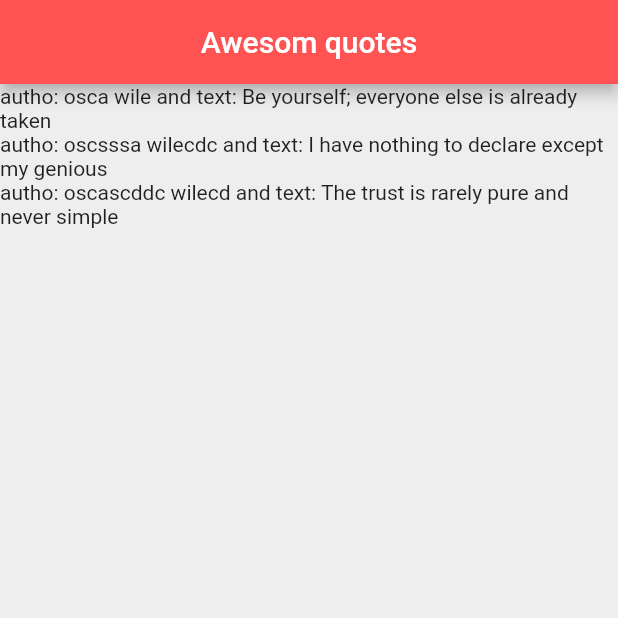
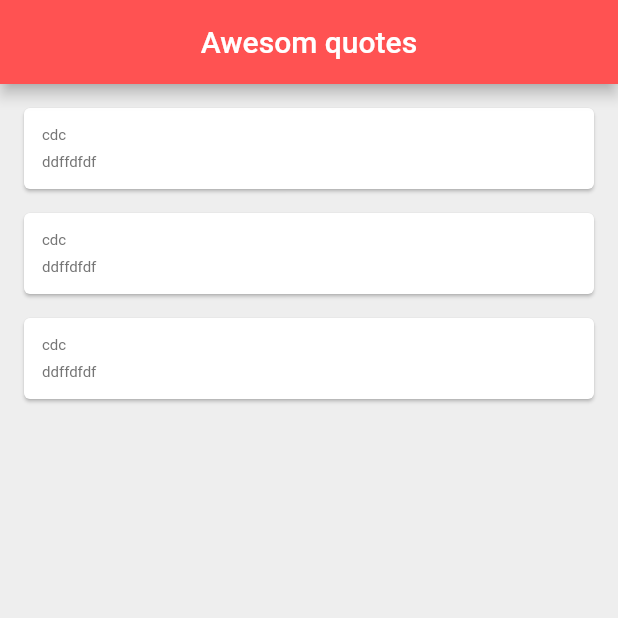
Before and after one commit to randikawann/1stFlutterApp20200405, a Flutter app: the screen it shows after launch, on a phone screen of 412 x 824 dp, the top half of it. Run offline on Flutter 3.47's test engine with Material 2 defaults, Android fonts, the phone set to English and light mode, and no system bars.

Commit message:
screnshots added and error from calling quotes name

```diff
--- a/lib/main.dart
+++ b/lib/main.dart
@@ -13,12 +13,6 @@ class QuoteList extends StatefulWidget {
 
 class _QuoteListState extends State<QuoteList> {
 
-  /*
-  List<String> quotes = [
-    'Be yourself; everyone else is already taken',
-    'I have nothing to declare except my genious',
-    'The trust is rarely pure and never simple'
-  ]; */
 
   List<Quote> quotes = [
     Quote(author: 'osca wile', text: 'Be yourself; everyone else is already taken'),
@@ -26,6 +20,35 @@ class _QuoteListState extends State<QuoteList> {
     Quote(author: 'oscascddc wilecd', text: 'The trust is rarely pure and never simple')
 
   ];
+
+  Widget quoteTemplate(quote){
+    return Card(
+      margin: EdgeInsets.fromLTRB(16.0, 16.0, 16.0, 0),
+      child: Padding(
+        padding: const EdgeInsets.all(12.0),
+        child: Column(
+          crossAxisAlignment: CrossAxisAlignment.stretch,
+          children: <Widget>[
+            Text(
+              "cdc",
+              style: TextStyle(
+                fontSize: 10.0,
+                color: Colors.grey[600],
+              ),
+            ),
+            SizedBox(height: 6.0,),
+            Text(
+              'ddffdfdf',
+              style: TextStyle(
+                fontSize: 10.0,
+                color: Colors.grey[600],
+              ),
+            ),
+          ],
+        ),
+      ),
+    );
+  }
 
 
   @override
@@ -38,7 +61,8 @@ class _QuoteListState extends State<QuoteList> {
         backgroundColor: Colors.redAccent,
       ),
       body: Column(
-        children: quotes.map((quotes) => Text('autho: ${quotes.author} and text: ${quotes.text}') ).toList(),
+        children: quotes.map((quote) => quoteTemplate(quote) ).toList(),
+
       ),
     );
   }
--- a/lib/quote.dart
+++ b/lib/quote.dart
@@ -2,26 +2,7 @@ class Quote{
   String text;
   String author;
 
-  /*
-  Quote({String text, String author}){
-    this.text = text;
-    this.author = author;
-  }
-  */
+
   Quote({this.text, this.author});
 
 }
-
-
-//special things
-/*
-    Quote(String text, String author) //constructor in quote class
-    Quote quote = new Quote("Be yourself; everyone else is already taken","oscar whilde") //in calling statement
-
-    //when use
-      Quote({String text, String author}){} //as constructor calling paramenters not need to have particular order.
-      Quote quote = new Quote(author: 'oscar whilde', text: "Be yourself everyone else is already taken")
-
-     //also when to the easy way above things
-     Quote({this.text, this.author});
-*/
```
Also changed, not shown: branchscreenshot/06cards.png (added).
